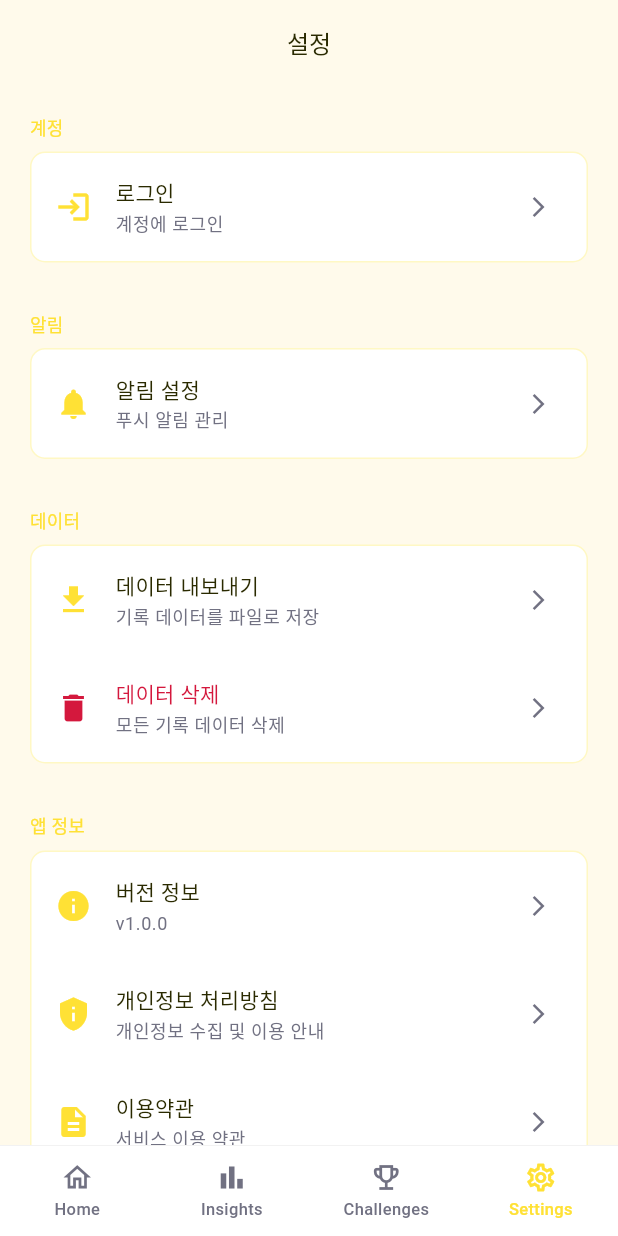
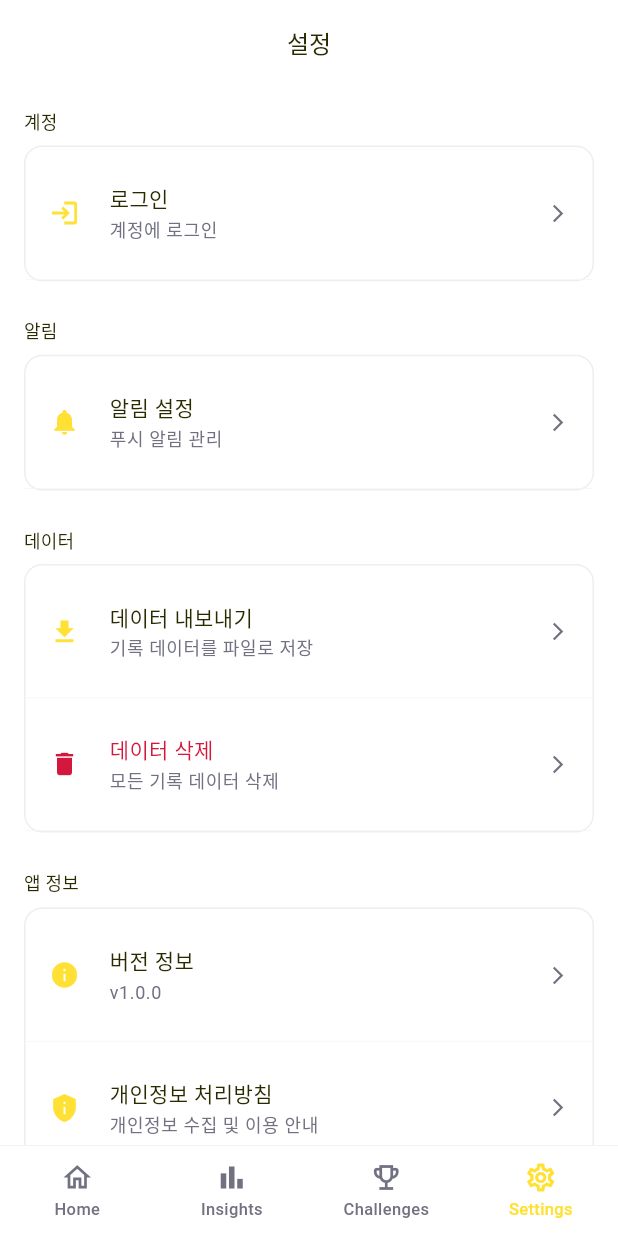
Before and after one commit to iplepine/happyinside, a Flutter app: the screen it shows after launch, item 4 of the bottom bar chosen, on a phone screen of 412 x 824 dp. Run offline on Flutter 3.47's test engine with Material 3 defaults, Android fonts, the phone set to English and light mode, and no system bars; our stand-ins replace equatable, fl_chart, flutter_riverpod, freezed_annotation, get_it, go_router and 2 more; accounts and stored records are empty; generated files the repository leaves out were written again.

Commit message:
세팅 디자인 변경

```diff
--- a/app/lib/features/happy_record/presentation/settings/settings_page.dart
+++ b/app/lib/features/happy_record/presentation/settings/settings_page.dart
@@ -13,7 +13,7 @@ class SettingsPage extends ConsumerWidget {
     final userName = ref.watch(userNameProvider);
 
     return Scaffold(
-      backgroundColor: AppColors.muted,
+      backgroundColor: Colors.white,
       body: SafeArea(
         child: CustomScrollView(
           slivers: [
@@ -26,14 +26,14 @@ class SettingsPage extends ConsumerWidget {
                   color: AppColors.foreground,
                 ),
               ),
-              backgroundColor: AppColors.muted,
+              backgroundColor: Colors.white,
               surfaceTintColor: Colors.transparent,
             ),
             SliverToBoxAdapter(
               child: Column(
                 crossAxisAlignment: CrossAxisAlignment.start,
                 children: [
-                  const SizedBox(height: 20),
+                  const SizedBox(height: 16),
 
                   // 로그인 상태 표시
                   if (isLoggedIn)
@@ -110,7 +110,7 @@ class SettingsPage extends ConsumerWidget {
                       ],
                     ),
 
-                  const SizedBox(height: 32),
+                  const SizedBox(height: 24),
 
                   // 알림 설정
                   _SettingsSection(
@@ -127,7 +127,7 @@ class SettingsPage extends ConsumerWidget {
                     ],
                   ),
 
-                  const SizedBox(height: 32),
+                  const SizedBox(height: 24),
 
                   // 데이터 관리
                   _SettingsSection(
@@ -153,7 +153,7 @@ class SettingsPage extends ConsumerWidget {
                     ],
                   ),
 
-                  const SizedBox(height: 32),
+                  const SizedBox(height: 24),
 
                   // 앱 정보
                   _SettingsSection(
@@ -186,7 +186,7 @@ class SettingsPage extends ConsumerWidget {
                     ],
                   ),
 
-                  const SizedBox(height: 32),
+                  const SizedBox(height: 24),
 
                   // 지원
                   _SettingsSection(
@@ -211,7 +211,7 @@ class SettingsPage extends ConsumerWidget {
                     ],
                   ),
 
-                  const SizedBox(height: 100),
+                  const SizedBox(height: 32),
                 ],
               ),
             ),
@@ -234,22 +234,22 @@ class _SettingsSection extends StatelessWidget {
       crossAxisAlignment: CrossAxisAlignment.start,
       children: [
         Padding(
-          padding: const EdgeInsets.symmetric(horizontal: 20),
+          padding: const EdgeInsets.symmetric(horizontal: 16),
           child: Text(
             title,
             style: Theme.of(context).textTheme.titleSmall?.copyWith(
               fontWeight: AppColors.fontWeightMedium,
-              color: AppColors.primary,
+              color: AppColors.foreground,
             ),
           ),
         ),
         const SizedBox(height: 8),
         Container(
-          margin: const EdgeInsets.symmetric(horizontal: 20),
+          margin: const EdgeInsets.symmetric(horizontal: 16),
           decoration: BoxDecoration(
-            color: AppColors.card,
-            borderRadius: BorderRadius.circular(AppColors.radius),
-            border: Border.all(color: AppColors.secondary, width: 1),
+            color: Colors.white,
+            borderRadius: BorderRadius.circular(12),
+            border: Border.all(color: Colors.grey.shade200, width: 1),
           ),
           child: Column(children: items.map((item) => item).toList()),
         ),
@@ -275,10 +275,18 @@ class _SettingsItem extends StatelessWidget {
 
   @override
   Widget build(BuildContext context) {
-    return ListTile(
+    return Container(
+      decoration: BoxDecoration(
+        border: Border(
+          bottom: BorderSide(color: Colors.grey.shade100, width: 0.5),
+        ),
+      ),
+      child: ListTile(
+        contentPadding: const EdgeInsets.symmetric(horizontal: 16, vertical: 8),
         leading: Icon(
           icon,
           color: isDestructive ? AppColors.destructive : AppColors.primary,
+          size: 20,
         ),
         title: Text(
           title,
@@ -295,10 +303,11 @@ class _SettingsItem extends StatelessWidget {
         ),
         trailing: Icon(
           Icons.arrow_forward_ios,
-        size: 16,
+          size: 14,
           color: AppColors.mutedForeground,
         ),
         onTap: onTap,
+      ),
     );
   }
 }
```
Lines whose indentation alone changed are shown as unchanged.
